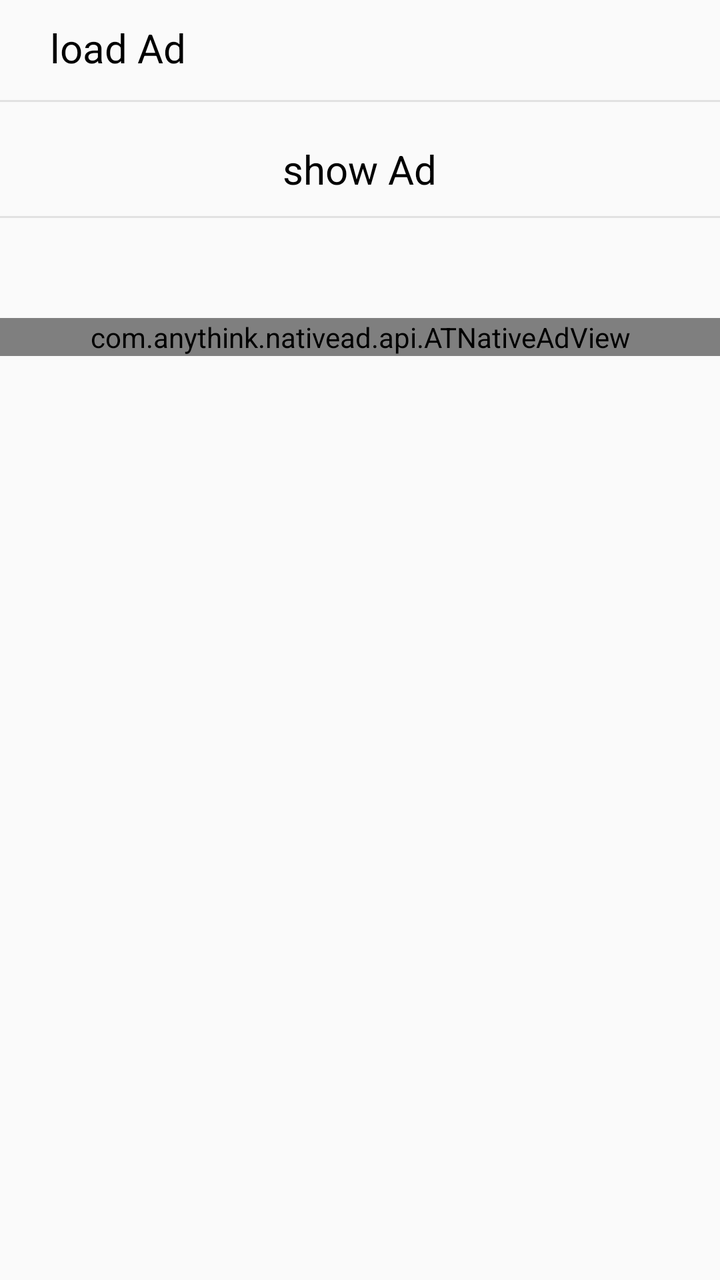
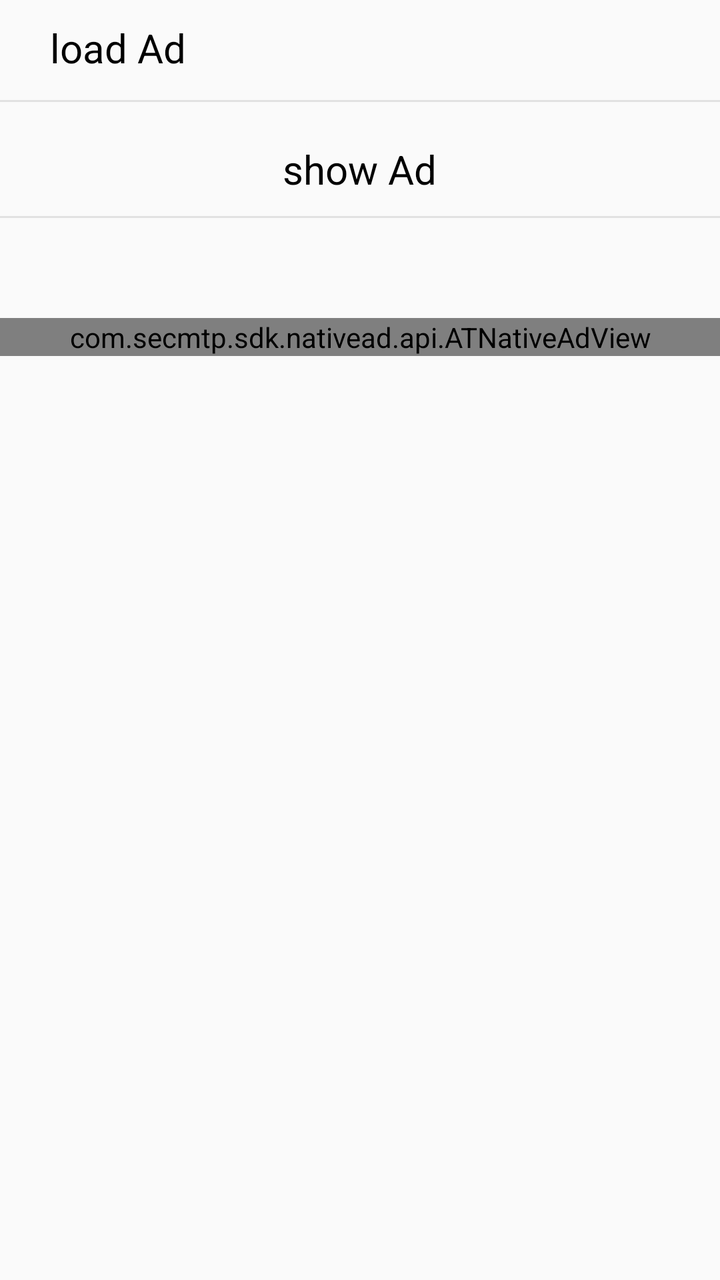

The first picture is an Android layout as it rendered before a commit; the second is the same layout after the commit. The layout source and the unified diff follow.
<!-- AndroidManifest.xml: application theme AppTheme -->
<!-- res/layout/activity_topon_native.xml -->
<?xml version="1.0" encoding="utf-8"?>
<LinearLayout xmlns:android="http://schemas.android.com/apk/res/android"
    xmlns:tools="http://schemas.android.com/tools"
    android:layout_width="match_parent"
    android:layout_height="match_parent"
    android:fitsSystemWindows="true"
    android:orientation="vertical">

    <TextView
        android:id="@+id/tv_load"
        android:layout_width="match_parent"
        android:layout_height="50dp"
        android:background="?attr/selectableItemBackground"
        android:gravity="center_vertical"
        android:includeFontPadding="false"
        android:paddingLeft="25dp"
        android:text="@string/load_ad"
        android:textAllCaps="false"
        android:textColor="#000000"
        android:textSize="20sp" />
    <View
        android:layout_width="match_parent"
        android:layout_height="1dp"
        android:background="#1a000000" />

    <TextView
        android:id="@+id/tv_tip"
        android:layout_width="wrap_content"
        android:layout_height="wrap_content"
        android:layout_gravity="center_horizontal"
        android:layout_marginTop="20dp"
        android:text="@string/show_ad"
        android:textColor="#000000"
        android:layout_marginBottom="10dp"
        android:textSize="20sp" />

    <View
        android:layout_width="match_parent"
        android:layout_height="1dp"
        android:background="#1a000000" />


    <com.anythink.nativead.api.ATNativeAdView
        android:id="@+id/ad_container"
        android:layout_width="match_parent"
        android:layout_height="wrap_content"
        android:layout_marginTop="50dp">
    </com.anythink.nativead.api.ATNativeAdView>


</LinearLayout>
<!-- resources referenced by this layout -->
<resources>
  <string name="load_ad">load Ad</string>
  <string name="show_ad">show Ad</string>
  <style name="AppTheme" parent="Theme.AppCompat.Light.DarkActionBar">
          
          <item name="colorPrimary">@color/colorPrimary</item>
          <item name="colorPrimaryDark">@color/colorPrimaryDark</item>
          <item name="colorAccent">@color/colorAccent</item>
      </style>
  <color name="colorPrimary">#008577</color>
  <color name="colorPrimaryDark">#00574B</color>
  <color name="colorAccent">#D81B60</color>
</resources>

<!-- the commit's change to res/layout/activity_topon_native.xml (unified diff, before → after) -->
@@ -40,12 +40,12 @@
         android:background="#1a000000" />
 
 
-    <com.anythink.nativead.api.ATNativeAdView
+    <com.secmtp.sdk.nativead.api.ATNativeAdView
         android:id="@+id/ad_container"
         android:layout_width="match_parent"
         android:layout_height="wrap_content"
         android:layout_marginTop="50dp">
-    </com.anythink.nativead.api.ATNativeAdView>
+    </com.secmtp.sdk.nativead.api.ATNativeAdView>
 
 
 </LinearLayout>
